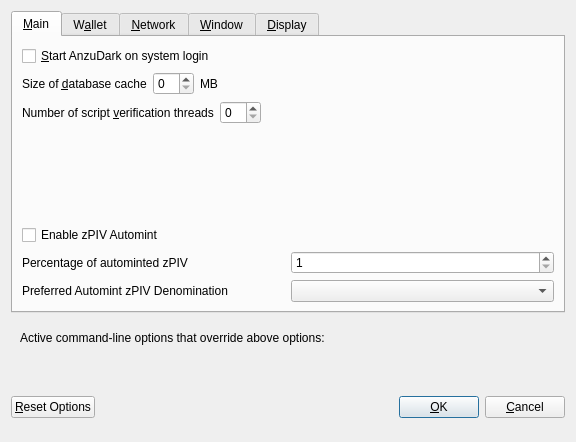
First picture: the form in src/qt/forms/optionsdialog.ui, repository magikawa-network/AnzuDark, before the edit.
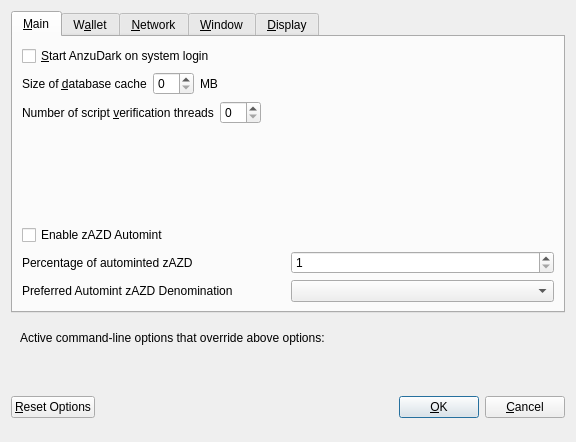
Second picture: the form after the edit. Custom widgets are drawn as their Qt base class.

What changed in the file:
```diff
--- a/src/qt/forms/optionsdialog.ui
+++ b/src/qt/forms/optionsdialog.ui
@@ -139,7 +139,7 @@
           <enum>Qt::LeftToRight</enum>
          </property>
          <property name="text">
-          <string>Enable zPIV Automint</string>
+          <string>Enable zAZD Automint</string>
          </property>
         </widget>
        </item>
@@ -151,7 +151,7 @@
             <string>Percentage of incoming PIV which get automatically converted to zPIV via Zerocoin Protocol (min: 10%)</string>
            </property>
            <property name="text">
-            <string>Percentage of autominted zPIV</string>
+            <string>Percentage of autominted zAZD</string>
            </property>
           </widget>
          </item>
@@ -184,7 +184,7 @@
             <string>Wait with automatic conversion to Zerocoin until enough PIV for this denomination is available</string>
            </property>
            <property name="text">
-            <string>Preferred Automint zPIV Denomination</string>
+            <string>Preferred Automint zAZD Denomination</string>
            </property>
           </widget>
          </item>
```
Left out of the diff: 8 changed lines with no effect on the pictures.
